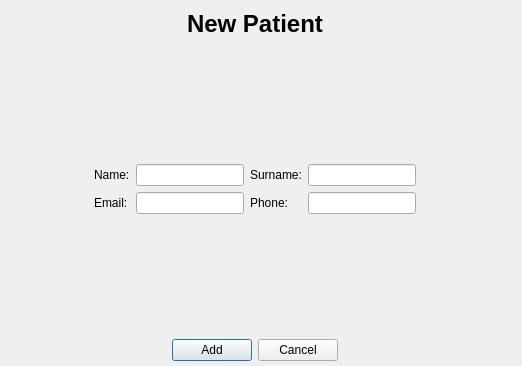
Old version of the form ui/addpatient.ui in the repository VojtaDC/FINAL_COVID_PROJECT.
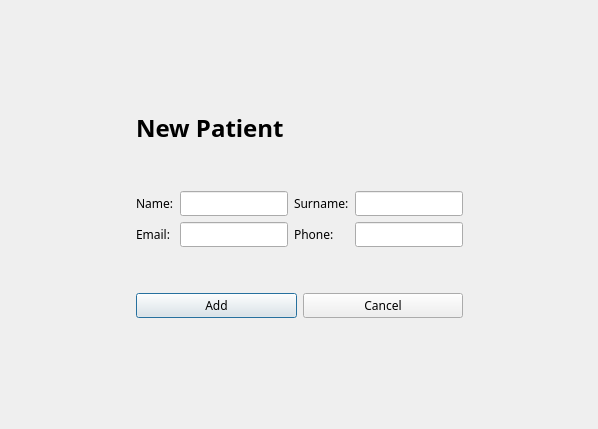
New version of the form.

```diff
--- a/ui/addpatient.ui
+++ b/ui/addpatient.ui
@@ -6,96 +6,67 @@
    <rect>
     <x>0</x>
     <y>0</y>
-    <width>522</width>
-    <height>366</height>
+    <width>598</width>
+    <height>429</height>
    </rect>
   </property>
+  <property name="maximumSize">
+   <size>
+    <width>800</width>
+    <height>600</height>
+   </size>
+  </property>
+  <property name="font">
+   <font>
+    <family>Menlo</family>
+   </font>
+  </property>
   <property name="windowTitle">
    <string>Add patient</string>
   </property>
-  <widget class="QWidget" name="layoutWidget">
-   <property name="geometry">
-    <rect>
-     <x>-1</x>
-     <y>10</y>
-     <width>511</width>
-     <height>351</height>
-    </rect>
-   </property>
+  <layout class="QGridLayout" name="gridLayout_3">
+   <item row="0" column="1">
+    <spacer name="verticalSpacer_3">
+     <property name="orientation">
+      <enum>Qt::Vertical</enum>
+     </property>
+     <property name="sizeHint" stdset="0">
+      <size>
+       <width>20</width>
+       <height>40</height>
+      </size>
+     </property>
+    </spacer>
+   </item>
+   <item row="1" column="0">
+    <spacer name="horizontalSpacer">
+     <property name="orientation">
+      <enum>Qt::Horizontal</enum>
+     </property>
+     <property name="sizeHint" stdset="0">
+      <size>
+       <width>40</width>
+       <height>20</height>
+      </size>
+     </property>
+    </spacer>
+   </item>
+   <item row="1" column="2">
+    <spacer name="horizontalSpacer_2">
+     <property name="orientation">
+      <enum>Qt::Horizontal</enum>
+     </property>
+     <property name="sizeHint" stdset="0">
+      <size>
+       <width>40</width>
+       <height>20</height>
+      </size>
+     </property>
+    </spacer>
+   </item>
+   <item row="1" column="1">
    <layout class="QGridLayout" name="gridLayout_2">
-    <item row="0" column="0">
-     <layout class="QHBoxLayout" name="horizontalLayout_3">
-      <item>
-       <spacer name="horizontalSpacer_5">
-        <property name="orientation">
-         <enum>Qt::Horizontal</enum>
-        </property>
-        <property name="sizeHint" stdset="0">
-         <size>
-          <width>40</width>
-          <height>20</height>
-         </size>
-        </property>
-       </spacer>
-      </item>
-      <item>
-       <widget class="QLabel" name="title">
-        <property name="font">
-         <font>
-          <pointsize>18</pointsize>
-          <weight>75</weight>
-          <bold>true</bold>
-         </font>
-        </property>
-        <property name="text">
-         <string>New Patient</string>
-        </property>
-       </widget>
-      </item>
-      <item>
-       <spacer name="horizontalSpacer_6">
-        <property name="orientation">
-         <enum>Qt::Horizontal</enum>
-        </property>
-        <property name="sizeHint" stdset="0">
-         <size>
-          <width>40</width>
-          <height>20</height>
-         </size>
-        </property>
-       </spacer>
-      </item>
-     </layout>
-    </item>
-    <item row="1" column="0">
-     <spacer name="verticalSpacer_2">
-      <property name="orientation">
-       <enum>Qt::Vertical</enum>
-      </property>
-      <property name="sizeHint" stdset="0">
-       <size>
-        <width>20</width>
-        <height>40</height>
-       </size>
-      </property>
-     </spacer>
-    </item>
-    <item row="2" column="0">
-     <layout class="QHBoxLayout" name="horizontalLayout_2">
-      <item>
-       <spacer name="horizontalSpacer_3">
-        <property name="orientation">
-         <enum>Qt::Horizontal</enum>
-        </property>
-        <property name="sizeHint" stdset="0">
-         <size>
-          <width>40</width>
-          <height>20</height>
-         </size>
-        </property>
-       </spacer>
-      </item>
-      <item>
+     <item row="2" column="0" colspan="2">
        <layout class="QGridLayout" name="gridLayout">
         <item row="0" column="2">
          <widget class="QLabel" name="label_3">
@@ -112,10 +83,24 @@
          </widget>
         </item>
         <item row="0" column="1">
-         <widget class="QLineEdit" name="nameEdit"/>
+        <widget class="QLineEdit" name="nameEdit">
+         <property name="minimumSize">
+          <size>
+           <width>100</width>
+           <height>0</height>
+          </size>
+         </property>
+        </widget>
         </item>
         <item row="1" column="1">
-         <widget class="QLineEdit" name="emailEdit"/>
+        <widget class="QLineEdit" name="emailEdit">
+         <property name="minimumSize">
+          <size>
+           <width>100</width>
+           <height>0</height>
+          </size>
+         </property>
+        </widget>
         </item>
         <item row="0" column="0">
          <widget class="QLabel" name="label">
@@ -132,93 +117,97 @@
          </widget>
         </item>
         <item row="1" column="3">
-         <widget class="QLineEdit" name="phoneEdit"/>
+        <widget class="QLineEdit" name="phoneEdit">
+         <property name="minimumSize">
+          <size>
+           <width>100</width>
+           <height>0</height>
+          </size>
+         </property>
+        </widget>
         </item>
         <item row="0" column="3">
-         <widget class="QLineEdit" name="surnameEdit"/>
-        </item>
-       </layout>
-      </item>
-      <item>
-       <spacer name="horizontalSpacer_4">
-        <property name="orientation">
-         <enum>Qt::Horizontal</enum>
-        </property>
-        <property name="sizeHint" stdset="0">
+        <widget class="QLineEdit" name="surnameEdit">
+         <property name="minimumSize">
          <size>
-          <width>40</width>
-          <height>20</height>
-         </size>
-        </property>
-       </spacer>
+           <width>100</width>
+           <height>0</height>
+          </size>
+         </property>
+        </widget>
       </item>
      </layout>
     </item>
-    <item row="3" column="0">
-     <spacer name="verticalSpacer">
-      <property name="orientation">
-       <enum>Qt::Vertical</enum>
-      </property>
-      <property name="sizeHint" stdset="0">
-       <size>
-        <width>20</width>
-        <height>108</height>
-       </size>
-      </property>
-     </spacer>
-    </item>
-    <item row="4" column="0">
-     <layout class="QHBoxLayout" name="horizontalLayout">
-      <item>
-       <spacer name="horizontalSpacer">
-        <property name="orientation">
-         <enum>Qt::Horizontal</enum>
-        </property>
-        <property name="sizeType">
-         <enum>QSizePolicy::Expanding</enum>
-        </property>
-        <property name="sizeHint" stdset="0">
-         <size>
-          <width>40</width>
-          <height>20</height>
-         </size>
-        </property>
-       </spacer>
-      </item>
-      <item>
+     <item row="5" column="0">
        <widget class="QPushButton" name="addButton">
         <property name="text">
          <string>Add</string>
         </property>
        </widget>
       </item>
-      <item>
+     <item row="5" column="1">
        <widget class="QPushButton" name="cancelButton">
         <property name="text">
          <string>Cancel</string>
         </property>
        </widget>
       </item>
-      <item>
-       <spacer name="horizontalSpacer_2">
+     <item row="3" column="0">
+      <spacer name="verticalSpacer">
         <property name="orientation">
-         <enum>Qt::Horizontal</enum>
-        </property>
-        <property name="sizeType">
-         <enum>QSizePolicy::Expanding</enum>
+        <enum>Qt::Vertical</enum>
         </property>
         <property name="sizeHint" stdset="0">
          <size>
-          <width>40</width>
-          <height>20</height>
+         <width>20</width>
+         <height>40</height>
          </size>
         </property>
        </spacer>
       </item>
-     </layout>
-    </item>
-   </layout>
-  </widget>
+     <item row="0" column="0" colspan="2">
+      <widget class="QLabel" name="title">
+       <property name="font">
+        <font>
+         <pointsize>18</pointsize>
+         <weight>75</weight>
+         <bold>true</bold>
+        </font>
+       </property>
+       <property name="text">
+        <string>New Patient</string>
+       </property>
+      </widget>
+     </item>
+     <item row="1" column="0">
+      <spacer name="verticalSpacer_2">
+       <property name="orientation">
+        <enum>Qt::Vertical</enum>
+       </property>
+       <property name="sizeHint" stdset="0">
+        <size>
+         <width>20</width>
+         <height>40</height>
+        </size>
+       </property>
+      </spacer>
+     </item>
+    </layout>
+   </item>
+   <item row="2" column="1">
+    <spacer name="verticalSpacer_4">
+     <property name="orientation">
+      <enum>Qt::Vertical</enum>
+     </property>
+     <property name="sizeHint" stdset="0">
+      <size>
+       <width>20</width>
+       <height>40</height>
+      </size>
+     </property>
+    </spacer>
+   </item>
+  </layout>
  </widget>
  <resources/>
  <connections/>
```
Lines whose indentation alone changed are shown as unchanged.
